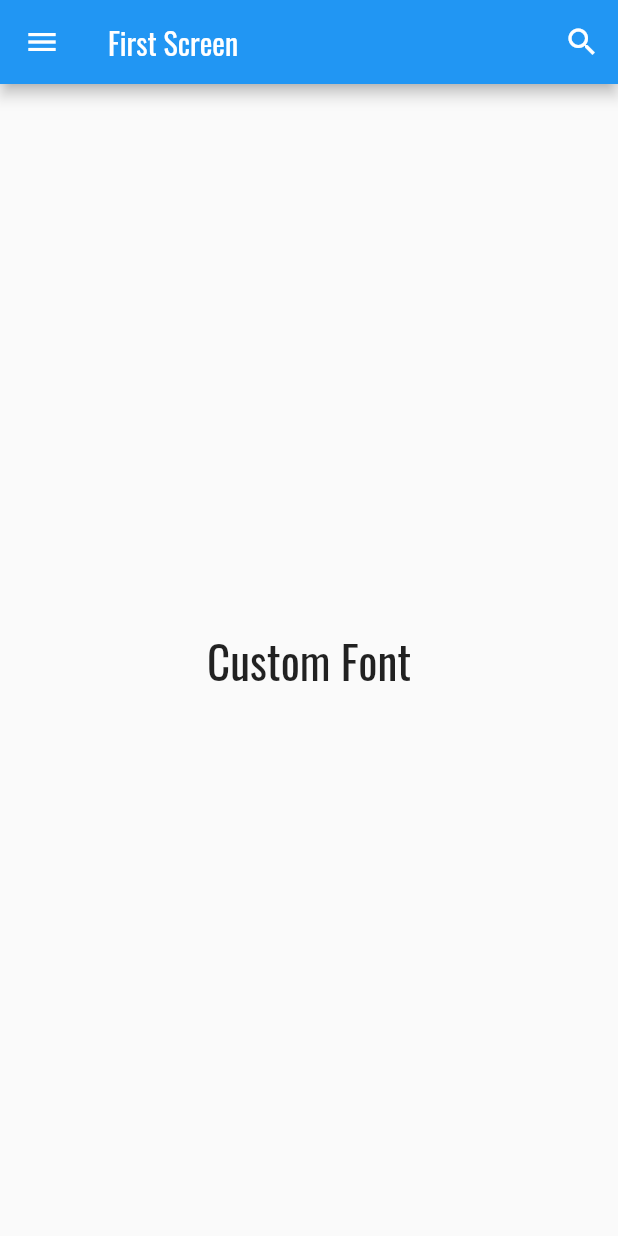
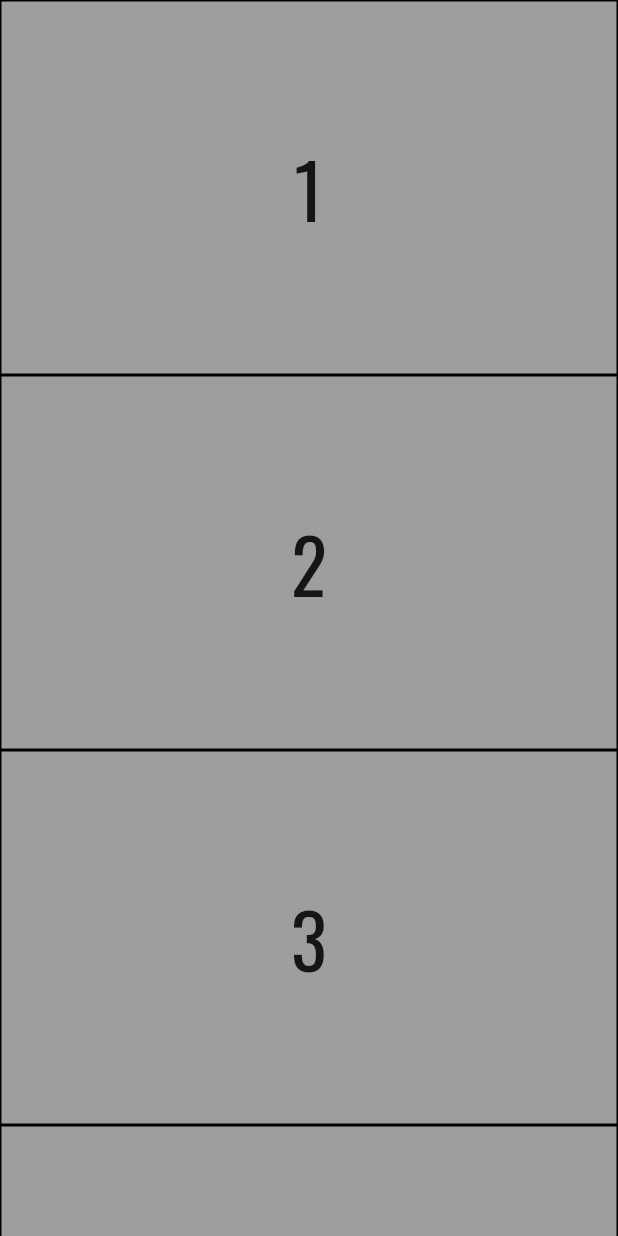
Before and after one commit to titikkoma88/dicoding_flutter, a Flutter app: the screen it shows after launch, on a phone screen of 412 x 824 dp. Run offline on Flutter 3.47's test engine with Material 2 defaults, Android fonts, the phone set to English and light mode, and no system bars.

Commit message:
ListView

```diff
--- a/lib/main.dart
+++ b/lib/main.dart
@@ -14,42 +14,33 @@ class MyApp extends StatelessWidget {
         fontFamily: 'Oswald',
         primarySwatch: Colors.blue,
       ),
-      home: FirstScreen(),
+      home: ScrollingScreen(),
     );
   }
 }
 
-class FirstScreen extends StatelessWidget {
+class ScrollingScreen extends StatelessWidget {
+  final List<int> numberList = [1, 2, 3, 4, 5, 6, 7, 8, 9, 10];
+
   @override
   Widget build(BuildContext context) {
     return Scaffold(
-      appBar: AppBar(
-        leading: IconButton(
-          icon: Icon(
-            Icons.menu,
-            color: Colors.white,
-          ),
-          onPressed: () {},
-        ),
-        title: Text('First Screen'),
-        actions: <Widget>[
-          IconButton(
-            icon: Icon(
-              Icons.search,
-              color: Colors.white,
+      body: ListView(
+        children: numberList.map((number) {
+          return Container(
+            height: 250,
+            decoration: BoxDecoration(
+              color: Colors.grey,
+              border: Border.all(color: Colors.black),
             ),
-            onPressed: () {},
-          )
-        ],
-      ),
-      body: Center(
-        child: Text(
-          'Custom Font',
-          style: TextStyle(
-            fontFamily: 'Oswald',
-            fontSize: 30,
-          ),
-        ),
+            child: Center(
+              child: Text(
+                '$number', // Ditampilkan sesuai item
+                style: TextStyle(fontSize: 50),
+              ),
+            ),
+          );
+        }).toList(),
       ),
     );
   }
```
